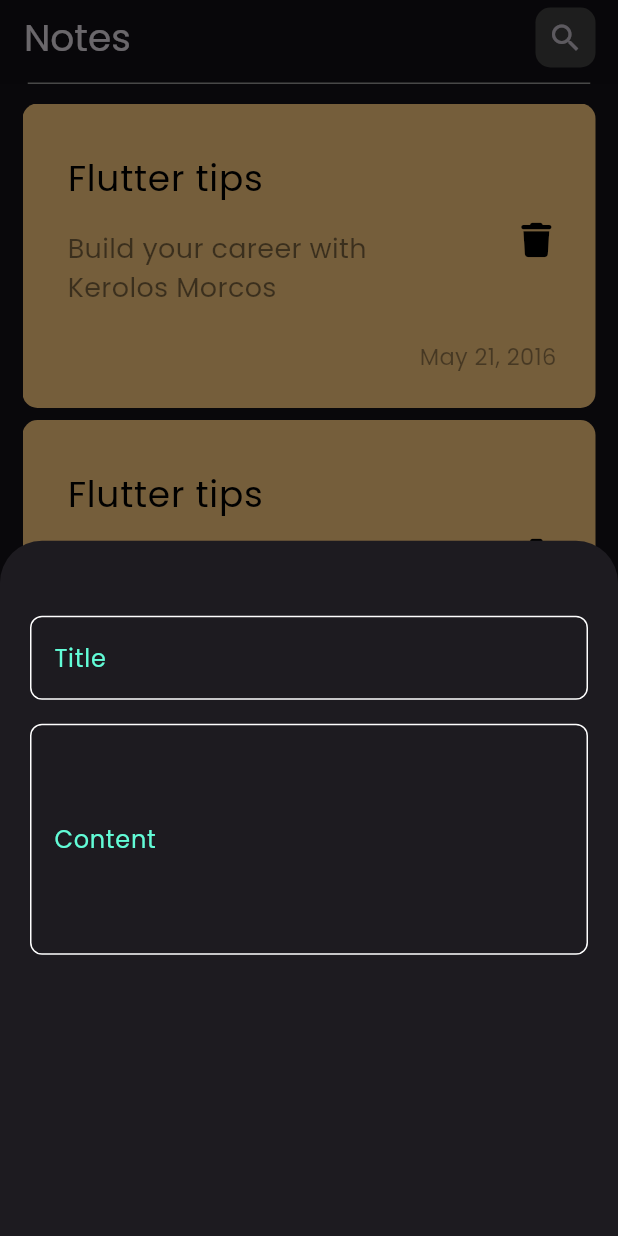
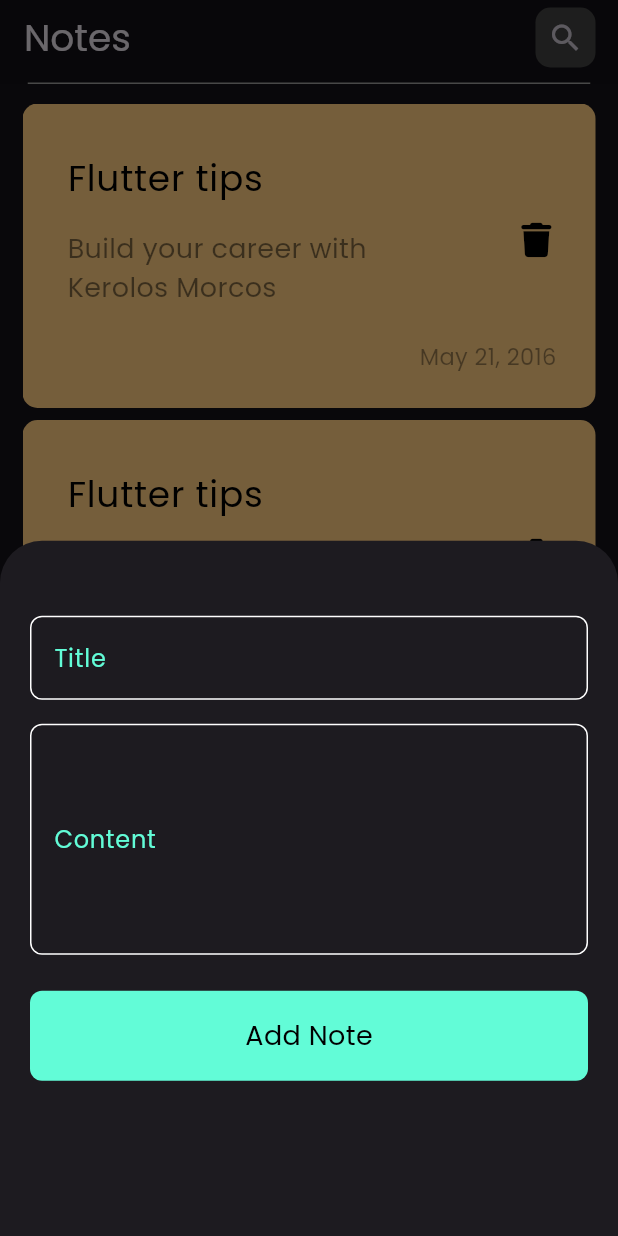
Before and after one commit to Kerolos-Morcos/Notes-App, a Flutter app: the screen it shows after launch, after a tap on the "add" icon, on a phone screen of 412 x 824 dp. Run offline on Flutter 3.47's test engine with Material 3 defaults, Android fonts, the phone set to English and light mode, and no system bars; our stand-ins replace font_awesome_flutter.

Commit message:
Adding Custom Button and Button Body Helper

```diff
--- a/lib/constants.dart
+++ b/lib/constants.dart
@@ -1,4 +1,3 @@
 import 'dart:ui';
 
-
 const kPrimaryColor = Color(0xff62FCD7);
--- /dev/null
+++ b/lib/helper/button_body_helper.dart
@@ -0,0 +1,21 @@
+import 'package:flutter/material.dart';
+import 'package:notes_app/constants.dart';
+
+Container buttonBody(String buttonText) {
+    return Container(
+      width: double.infinity,
+      height: 60,
+      alignment: Alignment.center,
+      decoration: BoxDecoration(
+        color: kPrimaryColor,
+        borderRadius: BorderRadius.circular(8),
+      ),
+      child: Text(
+        buttonText,
+        style: const TextStyle(
+          color: Colors.black,
+          fontSize: 18,
+        ),
+      ),
+    );
+  }
--- a/lib/helper/floating_action_button_helper.dart
+++ b/lib/helper/floating_action_button_helper.dart
@@ -1,5 +1,5 @@
 import 'package:flutter/material.dart';
-import 'package:notes_app/widgets/add_note_buttom_sheet.dart';
+import 'package:notes_app/widgets/add_note_bottom_sheet.dart';
 
 FloatingActionButton floatingActionButton(BuildContext context) {
     return FloatingActionButton(
--- a/lib/helper/notes_list_view_helper.dart
+++ b/lib/helper/notes_list_view_helper.dart
@@ -1,10 +1,10 @@
 import 'package:flutter/material.dart';
-import 'package:notes_app/views/notes_view.dart';
 import 'package:notes_app/widgets/notes_list_view.dart';
 
 Padding notesListView() {
-    return const Padding(
-      padding: NotesView.bodyPadding,
-      child: NotesListView(),
-    );
-  }
+  const EdgeInsets bodyPadding = EdgeInsets.only(left: 15, right: 15, top: 13);
+  return const Padding(
+    padding: bodyPadding,
+    child: NotesListView(),
+  );
+}
--- a/lib/helper/text_field_helper.dart
+++ b/lib/helper/text_field_helper.dart
@@ -1,14 +1,5 @@
 import 'package:flutter/material.dart';
 import 'package:notes_app/constants.dart';
-
-OutlineInputBorder outlineInputBorder([Color? color]) {
-    return OutlineInputBorder(
-      borderSide: BorderSide(
-        color: color ?? Colors.white,
-      ),
-      borderRadius: const BorderRadius.all(Radius.circular(8)),
-    );
-  }
 
 InputDecoration inputDecoration([String? hintText, double? contentPadding]) {
   return InputDecoration(
@@ -24,3 +15,12 @@
     ),
   );
 }
+
+OutlineInputBorder outlineInputBorder([Color? color]) {
+  return OutlineInputBorder(
+    borderSide: BorderSide(
+      color: color ?? Colors.white,
+    ),
+    borderRadius: const BorderRadius.all(Radius.circular(8)),
+  );
+}
--- a/lib/views/notes_view.dart
+++ b/lib/views/notes_view.dart
@@ -6,8 +6,6 @@
 class NotesView extends StatefulWidget {
   const NotesView({super.key});
 
-  static const EdgeInsets bodyPadding =
-      EdgeInsets.only(left: 15, right: 15, top: 13);
   @override
   State<NotesView> createState() => _NotesViewState();
 }
--- /dev/null
+++ b/lib/widgets/add_note_bottom_sheet.dart
@@ -0,0 +1,29 @@
+import 'package:flutter/material.dart';
+import 'package:notes_app/widgets/custom_button.dart';
+import 'package:notes_app/widgets/custom_text_field.dart';
+
+class AddNoteBottomSheet extends StatefulWidget {
+  const AddNoteBottomSheet({super.key});
+  static const _bottomSheetBodyPadding = EdgeInsets.only(top: 50, right: 20, left: 20);
+
+  @override
+  State<AddNoteBottomSheet> createState() => _AddNoteBottomSheetState();
+}
+
+class _AddNoteBottomSheetState extends State<AddNoteBottomSheet> {
+  @override
+  Widget build(BuildContext context) {
+    return const Padding(
+      padding: AddNoteBottomSheet._bottomSheetBodyPadding,
+      child: Column(
+        children: [
+          CustomTextField(hintText: 'Title'),
+          SizedBox(height: 16),
+          CustomTextField(hintText: 'Content', contentPadding: 65),
+          SizedBox(height: 24),
+          CustomButton(buttonText: 'Add Note'),
+        ],
+      ),
+    );
+  }
+}
--- a/lib/widgets/add_note_buttom_sheet.dart
+++ /dev/null
@@ -1,23 +0,0 @@
-import 'package:flutter/material.dart';
-import 'package:notes_app/widgets/custom_text_field.dart';
-
-class AddNoteBottomSheet extends StatelessWidget {
-  const AddNoteBottomSheet({super.key});
-
-  @override
-  Widget build(BuildContext context) {
-    return Padding(
-      padding: const EdgeInsets.only(top: 50, right: 20, left: 20),
-      child: Column(
-        children: [
-          CustomTextField(hintText: 'Title'),
-          const SizedBox(height: 16),
-          CustomTextField(
-            hintText: 'Content',
-            contentPadding: 65,
-          )
-        ],
-      ),
-    );
-  }
-}
--- /dev/null
+++ b/lib/widgets/custom_button.dart
@@ -0,0 +1,21 @@
+import 'package:flutter/material.dart';
+import 'package:notes_app/helper/button_body_helper.dart';
+
+class CustomButton extends StatelessWidget {
+  final String buttonText;
+  const CustomButton({super.key, required this.buttonText, this.onTap});
+  final VoidCallback? onTap;
+  @override
+  Widget build(BuildContext context) {
+    return InkWell(
+      onTap: () {
+        Feedback.forTap(context);
+        if (onTap != null) {
+          onTap!();
+        }
+      },
+      borderRadius: BorderRadius.circular(8),
+      child: buttonBody(buttonText),
+    );
+  }
+}
```
Lines whose indentation alone changed are shown as unchanged.
